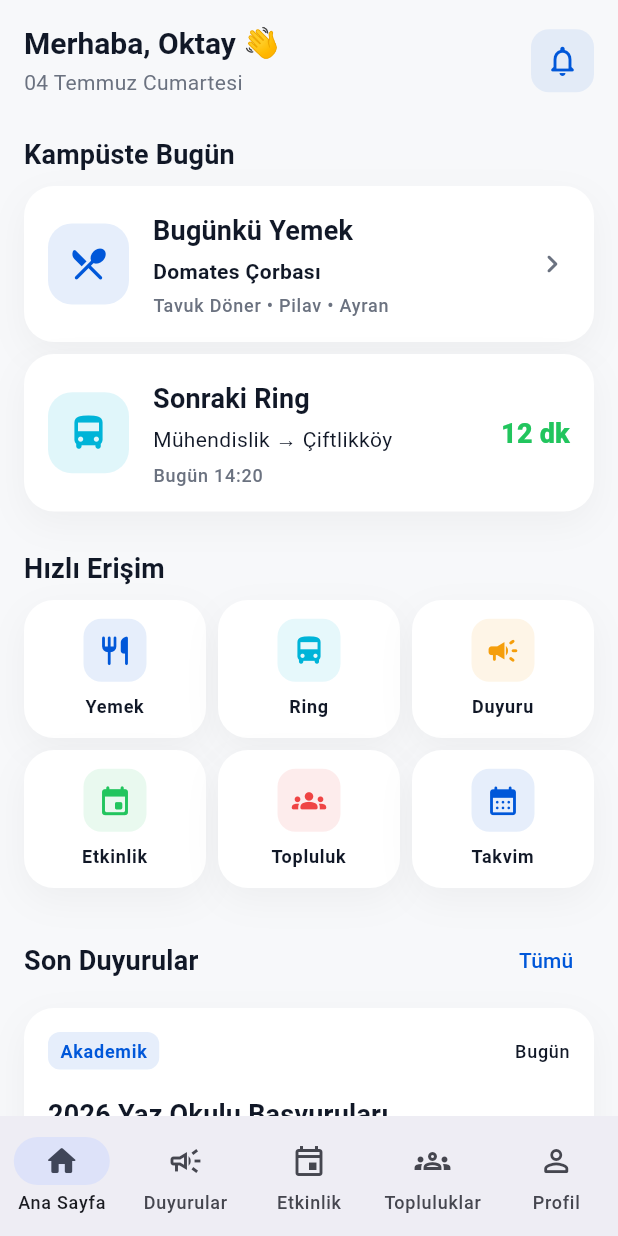
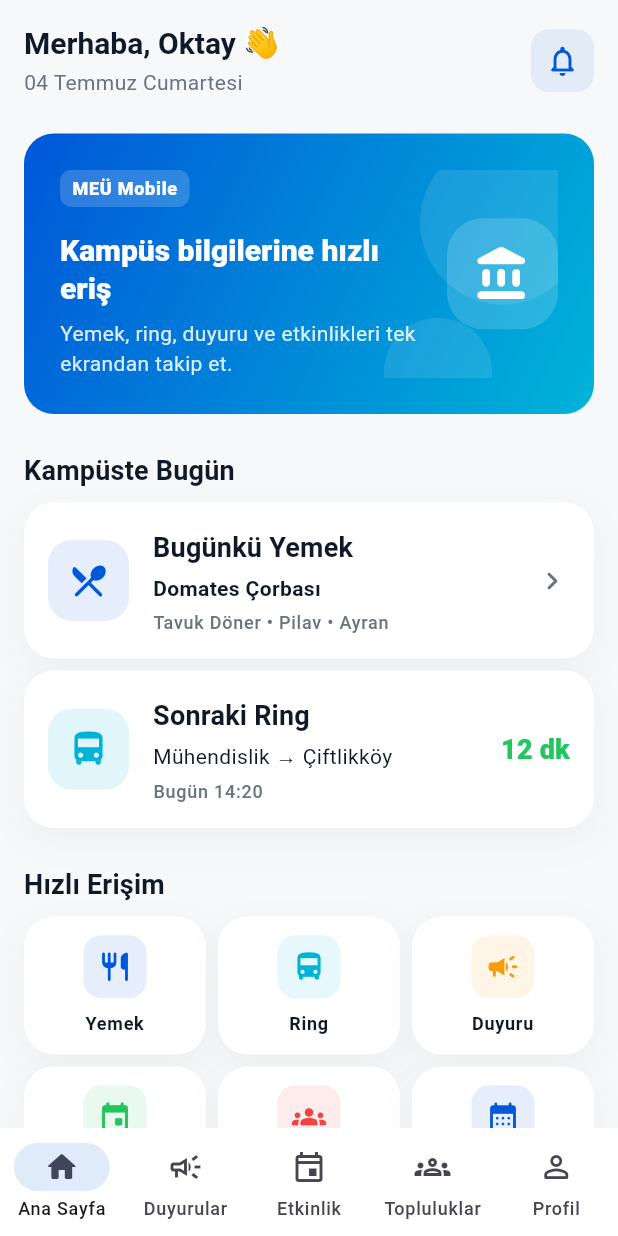
Before and after one commit to oktayagdag/meu-mobile, a Flutter app: the screen it shows after launch, after a tap on "Geç", on a phone screen of 412 x 824 dp. Run offline on Flutter 3.47's test engine with Material 3 defaults, Android fonts, the phone set to English and light mode, and no system bars; our stand-ins replace flutter_riverpod, gap, go_router, shared_preferences.

Commit message:
feat(home): add visual hero and reusable icon components

```diff
--- a/lib/app/theme/app_theme.dart
+++ b/lib/app/theme/app_theme.dart
@@ -30,6 +30,13 @@ final class AppTheme {
         foregroundColor: AppColors.textPrimary,
         elevation: 0,
       ),
+      navigationBarTheme: NavigationBarThemeData(
+        height: 72,
+        elevation: 0,
+        backgroundColor: AppColors.surface,
+        indicatorColor: AppColors.primary.withValues(alpha: 0.12),
+        labelBehavior: NavigationDestinationLabelBehavior.alwaysShow,
+      ),
     );
   }
 
@@ -54,6 +61,13 @@ final class AppTheme {
         backgroundColor: AppColors.darkBackground,
         elevation: 0,
       ),
+      navigationBarTheme: NavigationBarThemeData(
+        height: 72,
+        elevation: 0,
+        backgroundColor: AppColors.darkSurface,
+        indicatorColor: AppColors.primary.withValues(alpha: 0.18),
+        labelBehavior: NavigationDestinationLabelBehavior.alwaysShow,
+      ),
     );
   }
 }
--- a/lib/features/home/presentation/pages/home_page.dart
+++ b/lib/features/home/presentation/pages/home_page.dart
@@ -5,6 +5,7 @@ import 'package:go_router/go_router.dart';
 import 'package:meu_mobile/app/theme/app_spacing.dart';
 import 'package:meu_mobile/features/home/application/providers/home_mock_provider.dart';
 import 'package:meu_mobile/features/home/presentation/widgets/announcement_card.dart';
+import 'package:meu_mobile/features/home/presentation/widgets/campus_hero_card.dart';
 import 'package:meu_mobile/features/home/presentation/widgets/dashboard_section.dart';
 import 'package:meu_mobile/features/home/presentation/widgets/event_card.dart';
 import 'package:meu_mobile/features/home/presentation/widgets/greeting_header.dart';
@@ -35,6 +36,10 @@ class HomePage extends ConsumerWidget {
             children: [
               const GreetingHeader(),
               const Gap(AppSpacing.lg),
+
+              const CampusHeroCard(),
+              const Gap(AppSpacing.lg),
+
               const DashboardSection(
                 title: 'Kampüste Bugün',
                 child: Column(
@@ -46,11 +51,13 @@ class HomePage extends ConsumerWidget {
                 ),
               ),
               const Gap(AppSpacing.lg),
+
               DashboardSection(
                 title: 'Hızlı Erişim',
                 child: QuickActionGrid(items: quickActions),
               ),
               const Gap(AppSpacing.lg),
+
               DashboardSection(
                 title: 'Son Duyurular',
                 actionText: 'Tümü',
@@ -60,6 +67,7 @@ class HomePage extends ConsumerWidget {
                 child: AnnouncementCard(announcement: latestAnnouncement),
               ),
               const Gap(AppSpacing.lg),
+
               DashboardSection(
                 title: 'Yaklaşan Etkinlik',
                 actionText: 'Tümü',
--- /dev/null
+++ b/lib/features/home/presentation/widgets/campus_hero_card.dart
@@ -0,0 +1,110 @@
+import 'package:flutter/material.dart';
+import 'package:gap/gap.dart';
+import 'package:meu_mobile/app/theme/app_colors.dart';
+import 'package:meu_mobile/app/theme/app_radius.dart';
+import 'package:meu_mobile/app/theme/app_spacing.dart';
+import 'package:meu_mobile/shared/widgets/badges/status_badge.dart';
+
+class CampusHeroCard extends StatelessWidget {
+  const CampusHeroCard({super.key});
+
+  @override
+  Widget build(BuildContext context) {
+    final textTheme = Theme.of(context).textTheme;
+
+    return Container(
+      width: double.infinity,
+      padding: const EdgeInsets.all(AppSpacing.lg),
+      decoration: BoxDecoration(
+        borderRadius: AppRadius.card,
+        gradient: const LinearGradient(
+          begin: Alignment.topLeft,
+          end: Alignment.bottomRight,
+          colors: [
+            AppColors.primary,
+            AppColors.secondary,
+          ],
+        ),
+      ),
+      child: Stack(
+        children: [
+          const Positioned(
+            right: -18,
+            top: -20,
+            child: _HeroCircle(size: 110),
+          ),
+          const Positioned(
+            right: 44,
+            bottom: -32,
+            child: _HeroCircle(size: 72),
+          ),
+          Row(
+            children: [
+              Expanded(
+                child: Column(
+                  crossAxisAlignment: CrossAxisAlignment.start,
+                  children: [
+                    StatusBadge(
+                      text: 'MEÜ Mobile',
+                      foregroundColor: Colors.white,
+                      backgroundColor: Colors.white.withValues(alpha: 0.18),
+                    ),
+                    const Gap(AppSpacing.md),
+                    Text(
+                      'Kampüs bilgilerine hızlı eriş',
+                      style: textTheme.titleLarge?.copyWith(
+                        color: Colors.white,
+                        fontWeight: FontWeight.w800,
+                      ),
+                    ),
+                    const Gap(AppSpacing.sm),
+                    Text(
+                      'Yemek, ring, duyuru ve etkinlikleri tek ekrandan takip et.',
+                      style: textTheme.bodyMedium?.copyWith(
+                        color: Colors.white.withValues(alpha: 0.86),
+                      ),
+                    ),
+                  ],
+                ),
+              ),
+              const Gap(AppSpacing.md),
+              Container(
+                width: 74,
+                height: 74,
+                decoration: BoxDecoration(
+                  color: Colors.white.withValues(alpha: 0.16),
+                  borderRadius: AppRadius.xl,
+                ),
+                child: const Icon(
+                  Icons.account_balance_rounded,
+                  color: Colors.white,
+                  size: 40,
+                ),
+              ),
+            ],
+          ),
+        ],
+      ),
+    );
+  }
+}
+
+class _HeroCircle extends StatelessWidget {
+  const _HeroCircle({
+    required this.size,
+  });
+
+  final double size;
+
+  @override
+  Widget build(BuildContext context) {
+    return Container(
+      width: size,
+      height: size,
+      decoration: BoxDecoration(
+        shape: BoxShape.circle,
+        color: Colors.white.withValues(alpha: 0.10),
+      ),
+    );
+  }
+}
--- a/lib/features/home/presentation/widgets/next_ring_card.dart
+++ b/lib/features/home/presentation/widgets/next_ring_card.dart
@@ -2,9 +2,9 @@ import 'package:flutter/material.dart';
 import 'package:gap/gap.dart';
 import 'package:go_router/go_router.dart';
 import 'package:meu_mobile/app/theme/app_colors.dart';
-import 'package:meu_mobile/app/theme/app_radius.dart';
 import 'package:meu_mobile/app/theme/app_spacing.dart';
 import 'package:meu_mobile/shared/widgets/cards/app_card.dart';
+import 'package:meu_mobile/shared/widgets/icons/app_icon_container.dart';
 
 class NextRingCard extends StatelessWidget {
   const NextRingCard({super.key});
@@ -19,18 +19,10 @@ class NextRingCard extends StatelessWidget {
       },
       child: Row(
         children: [
-          Container(
-            width: 54,
-            height: 54,
-            decoration: BoxDecoration(
-              color: AppColors.secondary.withValues(alpha: 0.12),
-              borderRadius: AppRadius.lg,
-            ),
-            child: const Icon(
-              Icons.directions_bus_rounded,
-              color: AppColors.secondary,
-              size: 28,
-            ),
+          AppIconContainer(
+            icon: Icons.directions_bus_rounded,
+            iconColor: AppColors.secondary,
+            backgroundColor: AppColors.secondary.withValues(alpha: 0.12),
           ),
           const Gap(AppSpacing.md),
           Expanded(
--- a/lib/features/home/presentation/widgets/today_food_card.dart
+++ b/lib/features/home/presentation/widgets/today_food_card.dart
@@ -2,9 +2,9 @@ import 'package:flutter/material.dart';
 import 'package:gap/gap.dart';
 import 'package:go_router/go_router.dart';
 import 'package:meu_mobile/app/theme/app_colors.dart';
-import 'package:meu_mobile/app/theme/app_radius.dart';
 import 'package:meu_mobile/app/theme/app_spacing.dart';
 import 'package:meu_mobile/shared/widgets/cards/app_card.dart';
+import 'package:meu_mobile/shared/widgets/icons/app_icon_container.dart';
 
 class TodayFoodCard extends StatelessWidget {
   const TodayFoodCard({super.key});
@@ -19,18 +19,10 @@ class TodayFoodCard extends StatelessWidget {
       },
       child: Row(
         children: [
-          Container(
-            width: 54,
-            height: 54,
-            decoration: BoxDecoration(
-              color: AppColors.primary.withValues(alpha: 0.10),
-              borderRadius: AppRadius.lg,
-            ),
-            child: const Icon(
-              Icons.restaurant_menu_rounded,
-              color: AppColors.primary,
-              size: 28,
-            ),
+          AppIconContainer(
+            icon: Icons.restaurant_menu_rounded,
+            iconColor: AppColors.primary,
+            backgroundColor: AppColors.primary.withValues(alpha: 0.10),
           ),
           const Gap(AppSpacing.md),
           Expanded(
--- /dev/null
+++ b/lib/shared/widgets/badges/status_badge.dart
@@ -0,0 +1,37 @@
+import 'package:flutter/material.dart';
+import 'package:meu_mobile/app/theme/app_radius.dart';
+import 'package:meu_mobile/app/theme/app_spacing.dart';
+
+class StatusBadge extends StatelessWidget {
+  const StatusBadge({
+    required this.text,
+    required this.foregroundColor,
+    required this.backgroundColor,
+    super.key,
+  });
+
+  final String text;
+  final Color foregroundColor;
+  final Color backgroundColor;
+
+  @override
+  Widget build(BuildContext context) {
+    return Container(
+      padding: const EdgeInsets.symmetric(
+        horizontal: AppSpacing.sm,
+        vertical: AppSpacing.xs,
+      ),
+      decoration: BoxDecoration(
+        color: backgroundColor,
+        borderRadius: AppRadius.sm,
+      ),
+      child: Text(
+        text,
+        style: Theme.of(context).textTheme.labelSmall?.copyWith(
+              color: foregroundColor,
+              fontWeight: FontWeight.w800,
+            ),
+      ),
+    );
+  }
+}
--- /dev/null
+++ b/lib/shared/widgets/icons/app_icon_container.dart
@@ -0,0 +1,38 @@
+import 'package:flutter/material.dart';
+import 'package:meu_mobile/app/theme/app_radius.dart';
+
+class AppIconContainer extends StatelessWidget {
+  const AppIconContainer({
+    required this.icon,
+    required this.iconColor,
+    required this.backgroundColor,
+    super.key,
+    this.size = 54,
+    this.iconSize = 28,
+    this.radius,
+  });
+
+  final IconData icon;
+  final Color iconColor;
+  final Color backgroundColor;
+  final double size;
+  final double iconSize;
+  final BorderRadius? radius;
+
+  @override
+  Widget build(BuildContext context) {
+    return Container(
+      width: size,
+      height: size,
+      decoration: BoxDecoration(
+        color: backgroundColor,
+        borderRadius: radius ?? AppRadius.lg,
+      ),
+      child: Icon(
+        icon,
+        color: iconColor,
+        size: iconSize,
+      ),
+    );
+  }
+}
```
